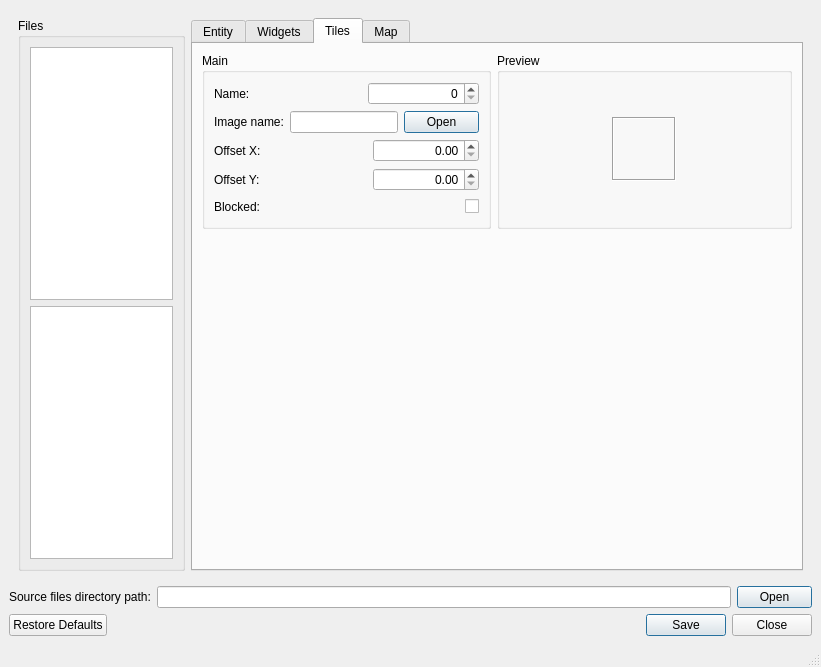
This is Editor.ui in Yukkurigame/Yukkuri as Qt 5 draws it before an edit. The edited form follows.
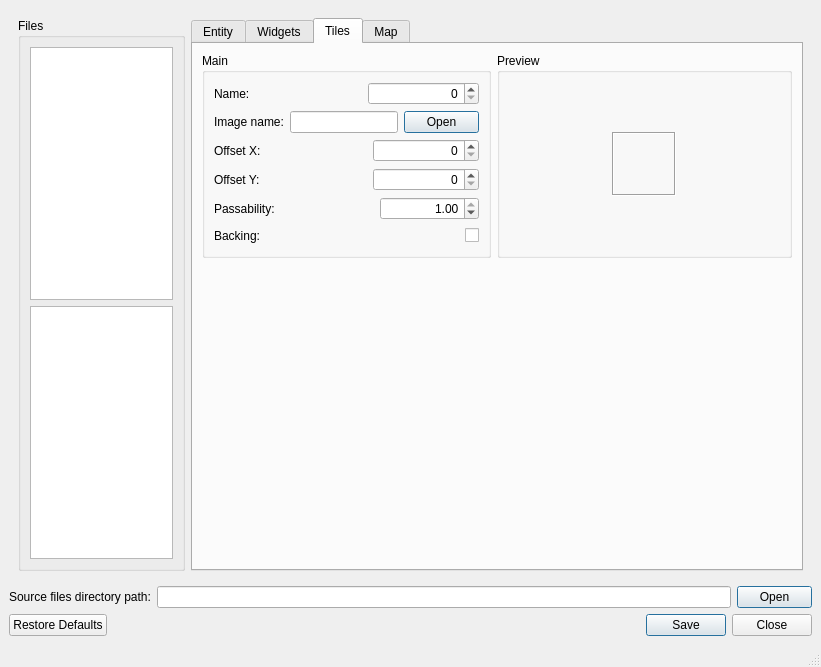
This is the edited form. The open tabs and pages were chosen to show the change.

Commit message: Widget aligns; Cpp lua-coroutines implementation; Lua widgets class; Lua interface manager class; Objects parameters lua bindings; Map tile backing; Some code cleanup. Editor fixes.

What changed in the file:
```diff
--- a/Editor.ui
+++ b/Editor.ui
@@ -1583,7 +1583,7 @@
                     </spacer>
                    </item>
                    <item>
-                    <widget class="QDoubleSpinBox" name="TilesOffestXSpin">
+                    <widget class="QSpinBox" name="TilesOffestXSpin">
                      <property name="sizePolicy">
                       <sizepolicy hsizetype="MinimumExpanding" vsizetype="Fixed">
                        <horstretch>0</horstretch>
@@ -1632,14 +1632,8 @@
                      <property name="keyboardTracking">
                       <bool>true</bool>
                      </property>
-                     <property name="prefix">
-                      <string/>
-                     </property>
-                     <property name="decimals">
-                      <number>2</number>
-                     </property>
                      <property name="maximum">
-                      <double>99999.990000000005239</double>
+                      <number>999999999</number>
                      </property>
                     </widget>
                    </item>
@@ -1673,7 +1667,7 @@
                     </spacer>
                    </item>
                    <item>
-                    <widget class="QDoubleSpinBox" name="TilesOffestYSpin">
+                    <widget class="QSpinBox" name="TilesOffestYSpin">
                      <property name="sizePolicy">
                       <sizepolicy hsizetype="MinimumExpanding" vsizetype="Fixed">
                        <horstretch>0</horstretch>
@@ -1687,7 +1681,7 @@
                       <bool>false</bool>
                      </property>
                      <property name="maximum">
-                      <double>99999.990000000005239</double>
+                      <number>999999999</number>
                      </property>
                     </widget>
                    </item>
@@ -1695,7 +1689,61 @@
                  </widget>
                 </item>
                 <item>
-                 <widget class="QWidget" name="Blocked" native="true">
+                 <widget class="QWidget" name="Passability" native="true">
+                  <layout class="QHBoxLayout" name="height_3">
+                   <property name="margin">
+                    <number>0</number>
+                   </property>
+                   <item>
+                    <widget class="QLabel" name="label_29">
+                     <property name="text">
+                      <string>Passability:</string>
+                     </property>
+                    </widget>
+                   </item>
+                   <item>
+                    <spacer name="horizontalSpacer_28">
+                     <property name="orientation">
+                      <enum>Qt::Horizontal</enum>
+                     </property>
+                     <property name="sizeHint" stdset="0">
+                      <size>
+                       <width>40</width>
+                       <height>20</height>
+                      </size>
+                     </property>
+                    </spacer>
+                   </item>
+                   <item>
+                    <widget class="QDoubleSpinBox" name="TilesOffestYSpin_2">
+                     <property name="sizePolicy">
+                      <sizepolicy hsizetype="MinimumExpanding" vsizetype="Fixed">
+                       <horstretch>0</horstretch>
+                       <verstretch>0</verstretch>
+                      </sizepolicy>
+                     </property>
+                     <property name="alignment">
+                      <set>Qt::AlignRight|Qt::AlignTrailing|Qt::AlignVCenter</set>
+                     </property>
+                     <property name="accelerated">
+                      <bool>false</bool>
+                     </property>
+                     <property name="maximum">
+                      <double>1.000000000000000</double>
+                     </property>
+                     <property name="singleStep">
+                      <double>0.100000000000000</double>
+                     </property>
+                     <property name="value">
+                      <double>1.000000000000000</double>
+                     </property>
+                    </widget>
+                   </item>
+                  </layout>
+                 </widget>
+                </item>
+                <item>
+                 <widget class="QWidget" name="Backing" native="true">
                   <layout class="QHBoxLayout" name="width_2">
                    <property name="margin">
                     <number>0</number>
@@ -1703,7 +1751,7 @@
                    <item>
                     <widget class="QLabel" name="label_27">
                      <property name="text">
-                      <string>Blocked:</string>
+                      <string>Backing:</string>
                      </property>
                     </widget>
                    </item>
```
Left out of the diff: 6 changed lines with no effect on the pictures. The commit also changes 3 other files.
